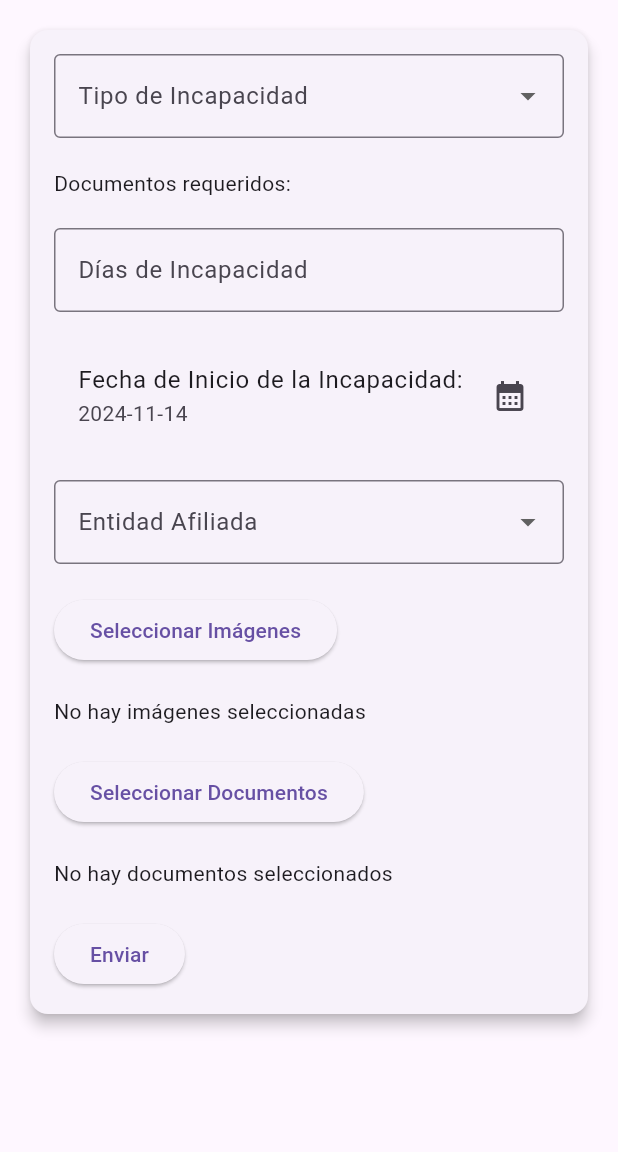
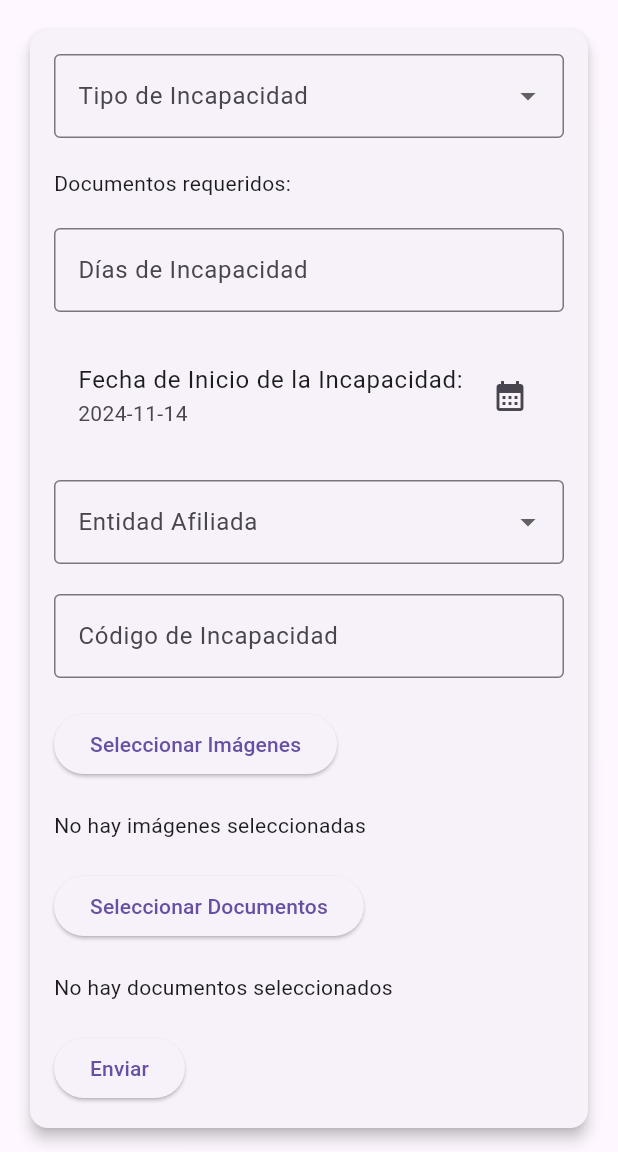
Before and after one commit to leoespi/talento_mxm_flutter, a Flutter app: the MyForm screen opened directly, on a phone screen of 412 x 824 dp, the part 84-1236 px from its top. Run offline on Flutter 3.47's test engine with Material 3 defaults, Android fonts, the phone set to English and light mode, and no system bars; our stand-ins replace cached_network_image, file_picker, get, get_storage, google_fonts, image_picker and 1 more; accounts and stored records are empty.

Commit message:
categoria (codigo incapacidad)

```diff
--- a/lib/views/incapacidades_page.dart
+++ b/lib/views/incapacidades_page.dart
@@ -30,6 +30,7 @@ class _MyFormState extends State<MyForm> {
   final AuthenticationController _authController = AuthenticationController();
   final _formKey = GlobalKey<FormState>();
   final TextEditingController _diasIncapacidadController = TextEditingController();
+ final TextEditingController _categoriaCodigoController = TextEditingController(); // Nuevo controlador para el código de categoría
 
   String? _selectedEntidadAfiliada;
   String? _selectedTipoincapacidadReportada;
@@ -70,6 +71,8 @@ class _MyFormState extends State<MyForm> {
                   SizedBox(height: 20),
                   _buildDropdownEntidadAfiliada(),
                       SizedBox(height: 20),
+                  _buildCategoriaCodigoField(), // Agregado campo de código de categoría
+                  SizedBox(height: 20),
                   _buildSelectImagesButton(),
                   SizedBox(height: 20),
                   _buildSelectedImages(),
@@ -102,6 +105,56 @@ class _MyFormState extends State<MyForm> {
       });
     }
   }
+
+Widget _buildCategoriaCodigoField() {
+  return Column(
+    crossAxisAlignment: CrossAxisAlignment.start,
+    children: [
+      TextFormField(
+        controller: _categoriaCodigoController,
+        decoration: InputDecoration(
+          labelText: 'Código de Incapacidad',
+          border: OutlineInputBorder(),
+          // Aquí añadimos un color de borde diferente cuando el campo está en error
+          errorBorder: OutlineInputBorder(
+            borderSide: BorderSide(color: Colors.red),
+          ),
+          focusedErrorBorder: OutlineInputBorder(
+            borderSide: BorderSide(color: Colors.red),
+          ),
+        ),
+        validator: (value) {
+          // Verificar si el valor es nulo o vacío
+          if (value == null || value.isEmpty) {
+            return 'Por favor ingresa el código de categoría';
+          }
+
+          // Expresión regular para validar el código
+          RegExp regExp = RegExp(r'^[A-Z]\d{3}$|^[A-Z]\d{2}[A-Z]$');
+          if (!regExp.hasMatch(value)) {
+            return 'El código de categoría no es válido. Debe ser en uno de estos formatos: (letra y de uno a tres digitos) =D463 o (letra, dos digitos y una letra) D65X.';
+          }
+          return null; // Si la validación pasa, no devuelve ningún error
+        },
+        maxLines: 1, // Mantener en una sola línea para el campo de entrada
+        textInputAction: TextInputAction.done,
+      ),
+      // Esto asegura que el mensaje de error se muestre correctamente
+      if (_categoriaCodigoController.text.isNotEmpty &&
+          _formKey.currentState?.validate() == false)
+        Padding(
+          padding: const EdgeInsets.only(top: 8.0),
+          child: Text(
+            'El código de categoría no es válido. Debe ser en uno de estos formatos: (letra y de uno a tres digitos =D463)  o (letra, dos digitos y una letra = D65X) siempre en Mayuscula.',
+            style: TextStyle(color: Colors.red, fontSize: 14),
+          ),
+        ),
+    ],
+  );
+}
+
+
+
 
   // Método para comprimir la imagen
   File compressImage(File file) {
@@ -162,19 +215,13 @@ class _MyFormState extends State<MyForm> {
       _submitForm();
     }
   }
-
-  // Método para enviar el formulario
 Future<void> _submitForm() async {
-    if (!_formKey.currentState!.validate()) return;
-
-    // Verificar que al menos uno de los dos (imágenes o documentos) esté presente
-    if (_images.isEmpty && _documents.isEmpty) {
-      ScaffoldMessenger.of(context).showSnackBar(
-        SnackBar(content: Text('Por favor selecciona al menos una imagen o un documento')),
-      );
+  if (!_formKey.currentState!.validate()) {
+    // Si la validación falla, se sale de la función
     return;
   }
 
+  // Muestra el indicador de carga
   setState(() {
     _isLoading = true;
   });
@@ -183,6 +230,9 @@ class _MyFormState extends State<MyForm> {
     List<String> imagePaths = _images.map((img) => img.path).toList();
     List<String> documentPaths = _documents.map((doc) => doc.path).toList();
 
+    String categoriaCodigo = _categoriaCodigoController.text;
+
+    // Enviar incapacidad al controlador
     await _controller.createIncapacidad(
       tipoincapacidadreportada: _selectedTipoincapacidadReportada!,
       diasIncapacidad: int.parse(_diasIncapacidadController.text),
@@ -192,14 +242,14 @@ class _MyFormState extends State<MyForm> {
       documents: _documents,
       imagePaths: imagePaths,
       documentPaths: documentPaths,
+      categoriaCodigo: categoriaCodigo,
       context: context,
     );
 
-      ScaffoldMessenger.of(context).showSnackBar(
-        SnackBar(content: Text('Incapacidad creada con éxito')),
-      );
+    // Este bloque solo se ejecuta si la incapacidad se crea exitosamente
+    ScaffoldMessenger.of(context).showSnackBar(SnackBar(content: Text('Incapacidad creada correctamente')));
+    Get.offAll(() => MenuPage()); // Redirige al inicio
 
-      Get.offAll(() => MenuPage());
   } catch (e) {
     ScaffoldMessenger.of(context).showSnackBar(
       SnackBar(content: Text('Ocurrió un error. Por favor, inténtalo de nuevo.')),
@@ -210,6 +260,7 @@ class _MyFormState extends State<MyForm> {
     });
   }
 }
+
 
   // Método para construir el dropdown de tipo de incapacidad
   Widget _buildDropdownTipoincapacidad() {
```
Also changed, not shown: lib/controllers/incapacidades_controller.dart (+41 -10 lines). Lines whose indentation alone changed are shown as unchanged.
